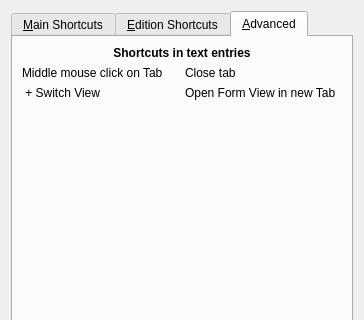
Before: the Qt Designer form bin/ui/shortcuts.ui in xrg/openerp-client-kde, drawn with Qt 5; both pictures show x 0 to 364 and y 0 to 320 of the 364 by 578 pixel window.
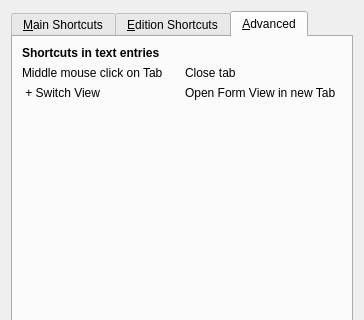
After: the same form once the commit is applied. The open tabs and pages were chosen to show the change. Icons and pictures are not drawn.

```diff
--- a/bin/ui/shortcuts.ui
+++ b/bin/ui/shortcuts.ui
@@ -390,6 +390,14 @@
       </layout>
      </widget>
      <widget class="QWidget" name="tab_3" >
+      <property name="geometry" >
+       <rect>
+        <x>0</x>
+        <y>0</y>
+        <width>338</width>
+        <height>491</height>
+       </rect>
+      </property>
       <attribute name="title" >
        <string>&amp;Advanced</string>
       </attribute>
@@ -397,10 +405,7 @@
        <item>
         <widget class="QLabel" name="label_50" >
          <property name="text" >
-          <string>&lt;html>&lt;head>&lt;meta name="qrichtext" content="1" />&lt;style type="text/css">
-p, li { white-space: pre-wrap; }
-&lt;/style>&lt;/head>&lt;body style=" font-family:'Sans Serif'; font-size:9pt; font-weight:400; font-style:normal;">
-&lt;p align="center" style=" margin-top:0px; margin-bottom:0px; margin-left:0px; margin-right:0px; -qt-block-indent:0; text-indent:0px;">&lt;span style=" font-weight:600;">Shortcuts in text entries&lt;/span>&lt;/p>&lt;/body>&lt;/html></string>
+          <string>&lt;b>Shortcuts in text entries&lt;/b></string>
          </property>
         </widget>
        </item>
```
Left out of the diff: 29 changed lines with no effect on the pictures.
